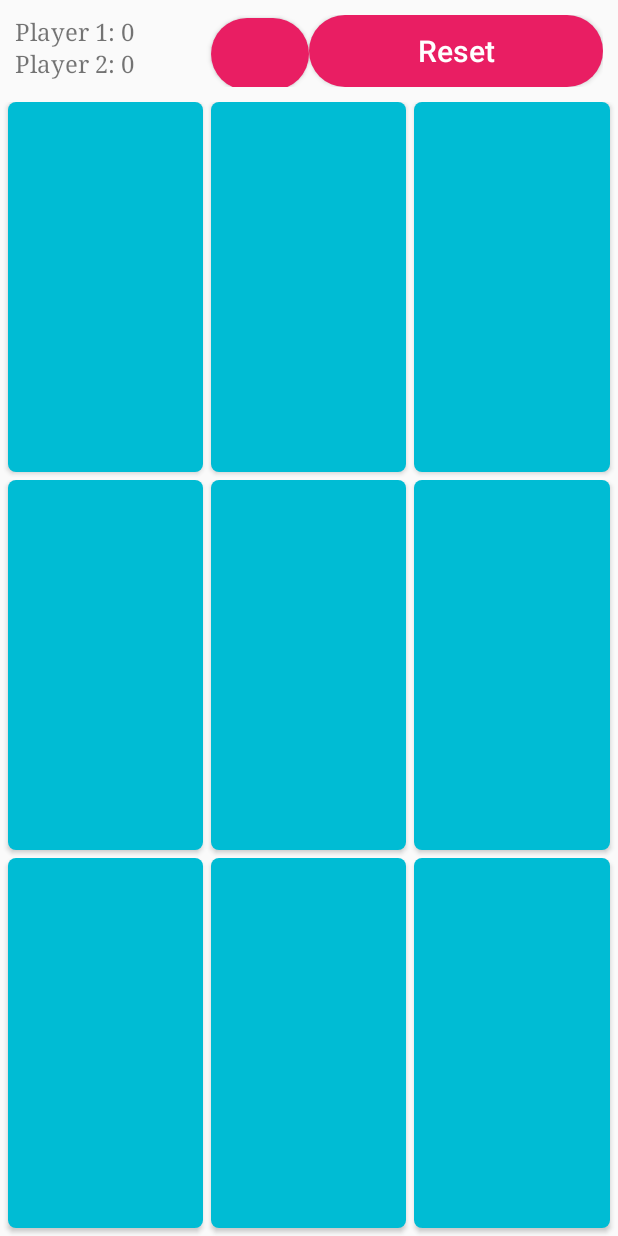
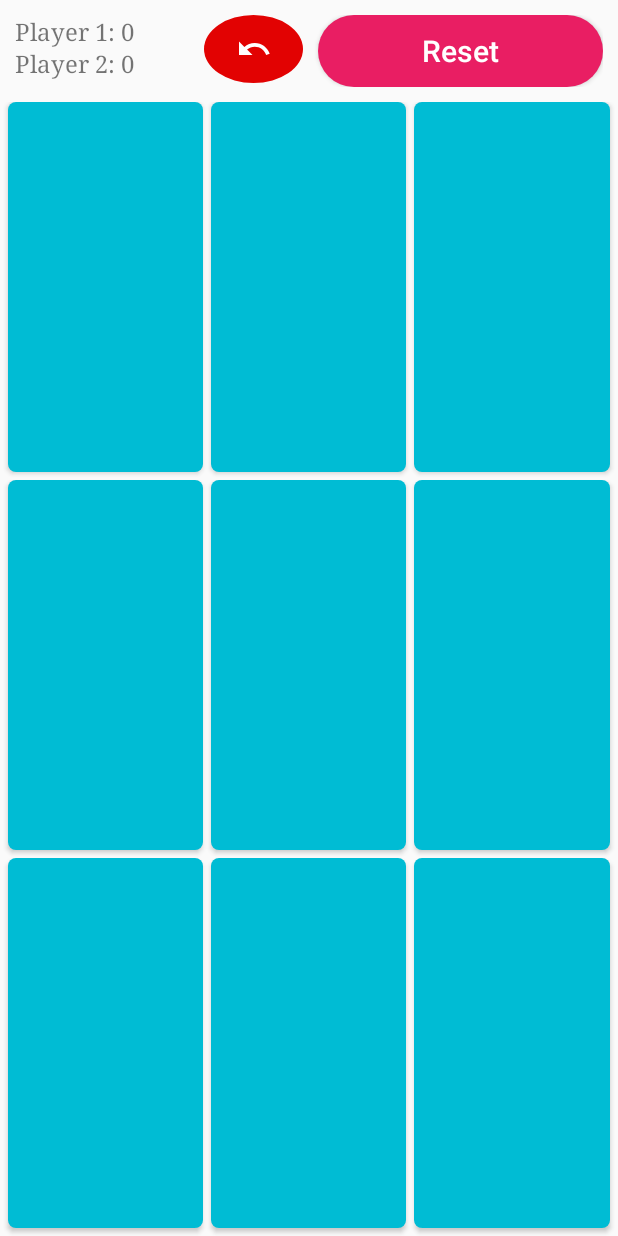
Before and after one commit to AntoninusLamptey/TicTacToe, an Android app: the screen it shows after launch (MainActivity), after a tap on an icon or button, on a phone screen of 412 x 824 dp. Run offline under Robolectric (Android 15) with nearby library versions, the phone set to English and light mode, and no system bars.

Commit message:
Completed undo button

```diff
--- a/app/src/main/java/com/example/tictactoe/MainActivity.java
+++ b/app/src/main/java/com/example/tictactoe/MainActivity.java
@@ -8,9 +8,9 @@ import android.content.res.Resources;
 import android.os.Bundle;
 import android.util.Log;
 import android.view.View;
+import android.view.WindowManager;
 import android.widget.Button;
 import android.widget.TextView;
-
 
 import java.util.ArrayList;
 import java.util.Arrays;
@@ -34,6 +34,7 @@ public class MainActivity extends AppCompatActivity {
     @Override
     protected void onCreate(Bundle savedInstanceState) {
         super.onCreate(savedInstanceState);
+        getWindow().setFlags(WindowManager.LayoutParams.FLAG_FULLSCREEN, WindowManager.LayoutParams.FLAG_FULLSCREEN);
         setContentView(R.layout.activity_main);
 
         player1TextView = findViewById(R.id.player1);
@@ -236,26 +237,26 @@ public class MainActivity extends AppCompatActivity {
         Button eachButton;
         Resources res = getResources();
 
-         for(int i = 0; i <3; i++)
-         {
-             for(int j = 0; j<3;j++)
-             {
+        if(roundCount >0) {
+            for (int i = 0; i < 3; i++) {
+                for (int j = 0; j < 3; j++) {
                     int id = res.getIdentifier("grid" + i + j, "id", getBaseContext().getPackageName());
                     eachButton = findViewById(id);
-                    String cellValue = allBoards.get(roundCount-1)[i][j];
-                    if(cellValue.equals("X") || cellValue.equals("O"))
-                    {
+                    String cellValue = allBoards.get(roundCount - 1)[i][j];
+                    if (cellValue.equals("X") || cellValue.equals("O")) {
                         eachButton.setText(cellValue);
 
-                    }else {
+                    } else {
                         eachButton.setText("");
 
                     }
                 }
-         }
-         board = deepCopyStrMatrix(allBoards.get(roundCount-1));
-         player1Turn = !player1Turn;
-         roundCount--;
+            }
+
+            board = deepCopyStrMatrix(allBoards.get(roundCount - 1));
+            player1Turn = !player1Turn;
+            roundCount--;
+        }
 
     }
 
--- /dev/null
+++ b/app/src/main/res/drawable/ic_undo_black_24dp.xml
@@ -0,0 +1,5 @@
+<vector android:height="24dp" android:tint="#FFFFFF"
+    android:viewportHeight="24.0" android:viewportWidth="24.0"
+    android:width="24dp" xmlns:android="http://schemas.android.com/apk/res/android">
+    <path android:fillColor="#FF000000" android:pathData="M12.5,8c-2.65,0 -5.05,0.99 -6.9,2.6L2,7v9h9l-3.62,-3.62c1.39,-1.16 3.16,-1.88 5.12,-1.88 3.54,0 6.55,2.31 7.6,5.5l2.37,-0.78C21.08,11.03 17.15,8 12.5,8z"/>
+</vector>
--- /dev/null
+++ b/app/src/main/res/drawable/undo_background.xml
@@ -0,0 +1,6 @@
+<?xml version="1.0" encoding="utf-8"?>
+<shape android:shape="oval" xmlns:android="http://schemas.android.com/apk/res/android">
+
+    <solid android:color="#E23B08" />
+    <corners android:radius="100dp"/>
+</shape>
--- a/app/src/main/res/layout/activity_main.xml
+++ b/app/src/main/res/layout/activity_main.xml
@@ -40,14 +40,16 @@
                 android:fontFamily="serif"/>
         </LinearLayout>
 
-        <Button
+        <ImageButton
             android:id="@+id/undo"
-            android:onClick="undoLast"
-            android:layout_width="0dp"
-            android:layout_height="wrap_content"
+            android:layout_width="3dp"
+            android:layout_marginRight="10dp"
+            android:layout_height="45dp"
             android:layout_weight="1"
-            android:background="@drawable/reset_button_drawable"
-            />
+            android:src="@drawable/ic_undo_black_24dp"
+            android:background="@drawable/undo_background"
+            android:backgroundTint="#E20202"
+            android:onClick="undoLast" />
 
 
         <Button
```
